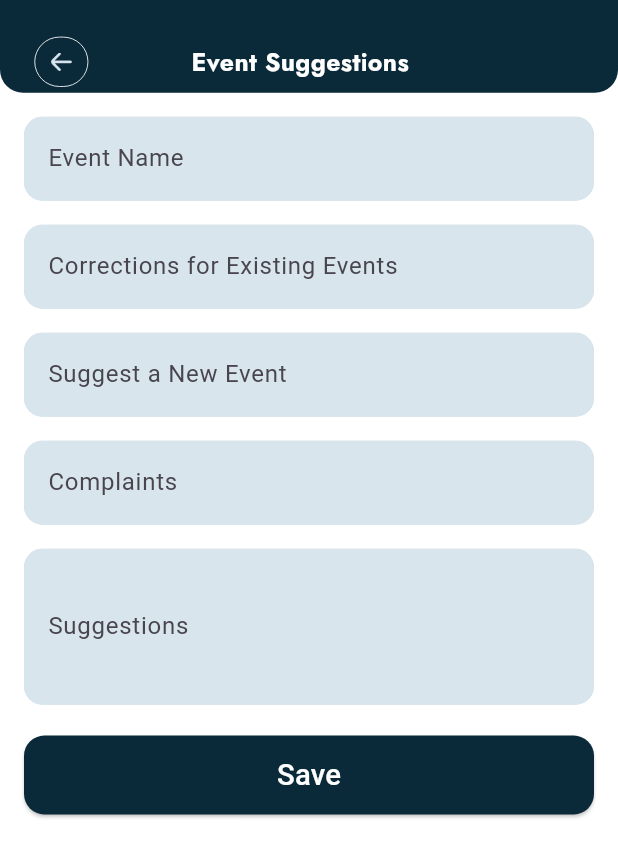
After one commit to Shees-Ali1/Quandry, a Flutter app: the SuggestEventForm screen opened directly, on a phone screen of 412 x 824 dp. The commit adds this screen. Shown: the top 857 px of the screen. Run offline on Flutter 3.47's test engine with Material 3 defaults, Android fonts, the phone set to English and light mode, and no system bars; our stand-ins replace animated_notch_bottom_bar, flutter_screenutil, flutter_svg, font_awesome_flutter, get, google_fonts and 4 more.

Commit message:
5nov ali

```diff
--- a/lib/calendar_screen/event_details.dart
+++ b/lib/calendar_screen/event_details.dart
@@ -3,8 +3,11 @@ import 'package:flutter/material.dart';
 import 'package:quandry/const/colors.dart';
 import 'package:flutter_screenutil/flutter_screenutil.dart';
 import 'package:quandry/const/images.dart';
+import 'package:get/get.dart';
+
 import 'package:quandry/const/textstyle.dart';
 import 'package:font_awesome_flutter/font_awesome_flutter.dart';
+import 'package:quandry/suggestions.dart';
 
 class EventDetail extends StatelessWidget {
   const EventDetail({super.key});
@@ -250,6 +253,22 @@ class EventDetail extends StatelessWidget {
                   SizedBox(
                     height: 14.h,
                   ),
+
+                  GestureDetector(
+                    onTap: (){
+                      Get.to(SuggestEventForm());
+                    },
+                    child: Align(
+                      alignment: Alignment.topLeft,
+                      child: Container(
+                        height: 40.h,
+                        width: 150.w,
+                        decoration: BoxDecoration(color: AppColors.blueColor,borderRadius: BorderRadius.circular(10.r)),
+                        child: Center(child: Text('Suggest Edits',style: montserrat600(12.sp, AppColors.whiteColor),)),
+                      ),
+                    ),
+                  ),
+                  SizedBox(height: 8.h,),
                   Container(
                       alignment: AlignmentDirectional.topStart,
                       child: Text(
@@ -512,6 +531,7 @@ class EventDetail extends StatelessWidget {
                           decoration: BoxDecoration(color: AppColors.blueColor,borderRadius: BorderRadius.circular(10.r)),
                           child: Center(child: Text('Rate',style: montserrat600(12.sp, AppColors.whiteColor),)),
                         ),
+
                         SizedBox(height: 11.h,),
                       ],
                     ),
--- a/lib/const/images.dart
+++ b/lib/const/images.dart
@@ -1,14 +1,12 @@
 class AppImages {
   static const quanderyLogo = 'assets/images/qwandery.png';
-  static const quanderyText = 'assets/images/qwandery_logo.png';
-
-
+  static const quanderyText = 'assets/images/qwandweryLOGO.png';
   static const quanderySplash = 'assets/images/onboarding_ellipse.png';
   static const onboard1 = 'assets/images/onboard1.png';
   static const onboard2 = 'assets/images/onboard2.png';
   static const onboard3 = 'assets/images/onboard3.png';
   static const onboard4 = 'assets/images/onboard4.png';
-  static const onboard5 = 'assets/images/onboard5.png';
+  static const onboard5 = 'assets/images/premm.png';
   static const onboardingellipse = 'assets/images/eclipse.png';
   static const email = 'assets/images/email.png';
   static const phone = 'assets/images/phone.png';
--- a/lib/onboarding/onboardingFive.dart
+++ b/lib/onboarding/onboardingFive.dart
@@ -62,18 +62,20 @@ class OnBoardingFive extends StatelessWidget {
               width: double.infinity,
               decoration: BoxDecoration(
                   image: DecorationImage(
-                      image: AssetImage(AppImages.onboardingellipse),
+
+                      image: AssetImage(AppImages.onboardingellipse,),
                       fit: BoxFit.fill)),
               child: Column(
                 children: [
                   SizedBox(
-                    height: 103.h,
+                    height: 50.h,
                   ),
                   SizedBox(
-                      height: 256.h,
+                      height: 376.h,
                       width: 274.w,
                       child: Image.asset(
-                        AppImages.onboard5,
+                        'assets/images/premium1.png',
+                        // AppImages.onboard5,
                         fit: BoxFit.contain,
                       )),
                   SizedBox(
--- a/lib/onboarding/splash_Screen.dart
+++ b/lib/onboarding/splash_Screen.dart
@@ -22,12 +22,11 @@ class _SplashScreenState extends State<SplashScreen> {
     return  Scaffold(
       backgroundColor: AppColors.blueColor,
       body: Column(
-
+        mainAxisAlignment: MainAxisAlignment.center,
+        crossAxisAlignment: CrossAxisAlignment.center,
         children: [
-          SizedBox(height: 267.h,),
-          Center(child: Image.asset(AppImages.quanderyLogo,height: 133.h,width: 133.w,)),
-          SizedBox(height: 38.h,),
-          Image.asset(AppImages.quanderyText,height: 37.h,width:296.w,)
+    //      SizedBox(height: 267.h,),
+          Center(child: Image.asset(AppImages.quanderyText,height: 353.h,width: 353.w,)),
         ],
       ),
     );
--- /dev/null
+++ b/lib/suggestions.dart
@@ -0,0 +1,173 @@
+import 'package:flutter/material.dart';
+import 'package:quandry/const/colors.dart';
+import 'package:quandry/const/images.dart';
+import 'package:quandry/widgets/appbar_small.dart';
+import 'package:get/get.dart';
+import 'package:flutter_screenutil/flutter_screenutil.dart';
+import 'package:quandry/widgets/custom_button.dart';
+import 'const/textstyle.dart';
+
+class SuggestEventForm extends StatelessWidget {
+  final _formKey = GlobalKey<FormState>();
+  final TextEditingController _nameController = TextEditingController();
+  final TextEditingController _dateController = TextEditingController();
+  final TextEditingController _locationController = TextEditingController();
+  final TextEditingController _descriptionController = TextEditingController();
+
+  final FocusNode _nameFocusNode = FocusNode();
+  final FocusNode _dateFocusNode = FocusNode();
+  final FocusNode _locationFocusNode = FocusNode();
+  final FocusNode _descriptionFocusNode = FocusNode();
+
+
+  final Color accentColor = Color.fromRGBO(255, 255, 255, 1);
+  final Color textFieldColor = Color.fromRGBO(216, 229, 236, 1);
+
+  @override
+  Widget build(BuildContext context) {
+    return Scaffold(
+      backgroundColor: AppColors.backgroundColor,
+
+      appBar: PreferredSize(
+        preferredSize:
+            Size.fromHeight(60.h), // Set the height of the custom app bar
+        child: AppBar(
+          automaticallyImplyLeading: false, // Remove the default back arrow
+          backgroundColor: Colors.transparent,
+          elevation: 0,
+          flexibleSpace: Container(
+            decoration: BoxDecoration(
+              color: AppColors.blueColor,
+              borderRadius: BorderRadius.only(
+                bottomLeft: Radius.circular(15.r),
+                bottomRight: Radius.circular(15.r),
+              ),
+            ),
+            child: Row(
+
+              children: [
+                SizedBox(width: 20.w,),
+                Padding(
+                  padding: EdgeInsets.only(top: 20.h),
+                  child: GestureDetector(
+                    onTap: (){
+                     Navigator.pop(context);
+                    },
+                    child: Container(
+                      padding: EdgeInsets.all(10),
+                      decoration: BoxDecoration(
+                        border: Border.all(color: Colors.white, width: 0.5.w), // White border with desired width
+                        borderRadius: BorderRadius.circular(20.r), // Optional: rounded corners for the border
+                      ),
+                      child: Image.asset(
+                        AppImages.back_icon,
+                        height: 12.h,
+                        width: 13.w,
+                      ),
+                    ),
+                  ),
+                ),
+
+                SizedBox(width: 60.w,),
+                Center(
+                  child: Padding(
+                    padding: EdgeInsets.only(top: 20.h),
+                    child: Text(
+                      'Event Suggestions',
+                      style: jost700(16.sp, Colors.white), // Custom font style
+                    ),
+                  ),
+                ),
+              ],
+            ),
+          ),
+        ),
+      ),
+      body: Padding(
+        padding: const EdgeInsets.all(16.0),
+        child: Form(
+          key: _formKey,
+          child: ListView(
+            children: [
+              _buildTextFormField(
+                controller: _nameController,
+                focusNode: _nameFocusNode,
+                labelText: 'Event Name',
+              ),
+              SizedBox(height: 16),
+              _buildTextFormField(
+                controller: _dateController,
+                focusNode: _dateFocusNode,
+                labelText: 'Corrections for Existing Events',
+              ),
+              SizedBox(height: 16),
+              _buildTextFormField(
+                controller: _dateController,
+                focusNode: _dateFocusNode,
+                labelText: 'Suggest a New Event',
+              ),
+              SizedBox(height: 16),
+              _buildTextFormField(
+                controller: _locationController,
+                focusNode: _locationFocusNode,
+                labelText: 'Complaints',
+              ),
+              SizedBox(height: 16),
+              _buildTextFormField(
+                controller: _descriptionController,
+                focusNode: _descriptionFocusNode,
+                labelText: 'Suggestions',
+                maxLines: 3,
+              ),
+              SizedBox(height: 20.h),
+              CustomButton(
+                  text: "Save", color: AppColors.blueColor, onPressed: () {}),
+            ],
+          ),
+        ),
+      ),
+    );
+  }
+
+  Widget _buildTextFormField({
+    required TextEditingController controller,
+    required FocusNode focusNode,
+    required String labelText,
+    int maxLines = 1,
+  }) {
+    return TextFormField(
+      controller: controller,
+      focusNode: focusNode,
+      maxLines: maxLines,
+      decoration: InputDecoration(
+        labelText: focusNode.hasFocus ? null : labelText,
+        filled: true,
+        fillColor: textFieldColor,
+        border: OutlineInputBorder(
+          borderRadius:
+              BorderRadius.circular(12.r), // Adjust the radius as needed
+          borderSide: BorderSide(color: AppColors.border,),
+          // Default border color
+        ),
+        focusedBorder: OutlineInputBorder(
+          borderRadius: BorderRadius.circular(12.r), // Consistent radius
+          borderSide:
+              BorderSide(color: accentColor), // Border color when focused
+        ),
+        enabledBorder: OutlineInputBorder(
+          borderRadius: BorderRadius.circular(12.r), // Consistent radius
+          borderSide:
+              BorderSide(color: AppColors.border), // Border color when enabled
+        ),
+      ),
+      style: TextStyle(color: AppColors.blueColor),
+      validator: (value) => value!.isEmpty ? 'Please enter a value' : null,
+      onTap: () {
+        // Clear the placeholder text when the field is tapped
+        if (controller.text == labelText) {
+          controller.clear();
+        }
+      },
+    );
+  }
+}
```
Also changed, not shown: lib/main.dart (+4 -4 lines), assets/images/premium1.png (added), assets/images/premium2.png (added), assets/images/qwandery-logo-square.png.svg (added), assets/images/qwandweryLOGO.png (added), pubspec.lock.
